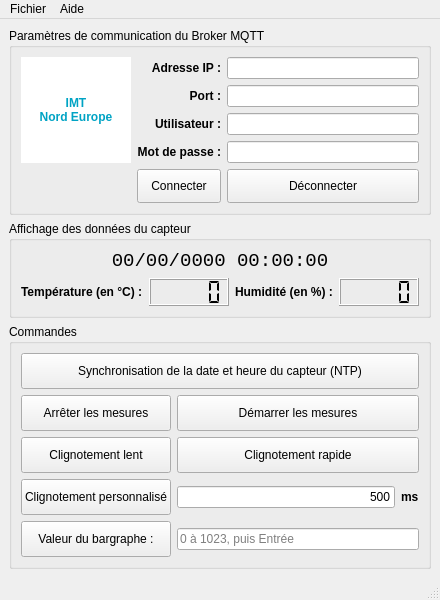
This is IHM/ihm_mqtt_simple/mon_ihm.ui in basmadziri03/IOT_BD as Qt 5 draws it before an edit. The edited form follows.
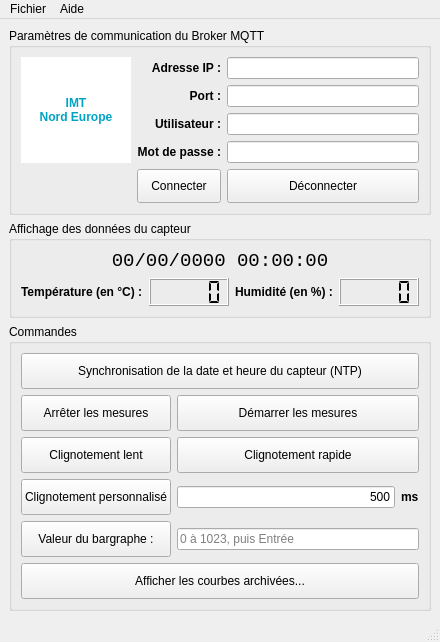
This is the edited form.

Commit message: IHM 6 : affichage des courbes archivees (matplotlib)

The edit to the form file:
```diff
--- a/IHM/ihm_mqtt_simple/mon_ihm.ui
+++ b/IHM/ihm_mqtt_simple/mon_ihm.ui
@@ -322,6 +322,19 @@
          </property>
         </widget>
        </item>
+       <item row="5" column="0" colspan="2">
+        <widget class="QPushButton" name="btnGraph">
+         <property name="minimumSize">
+          <size>
+           <width>0</width>
+           <height>36</height>
+          </size>
+         </property>
+         <property name="text">
+          <string>Afficher les courbes archivées...</string>
+         </property>
+        </widget>
+       </item>
       </layout>
      </widget>
     </item>
```
Left out of the diff: 10 changed lines with no effect on the pictures. The commit also changes 5 other files.
